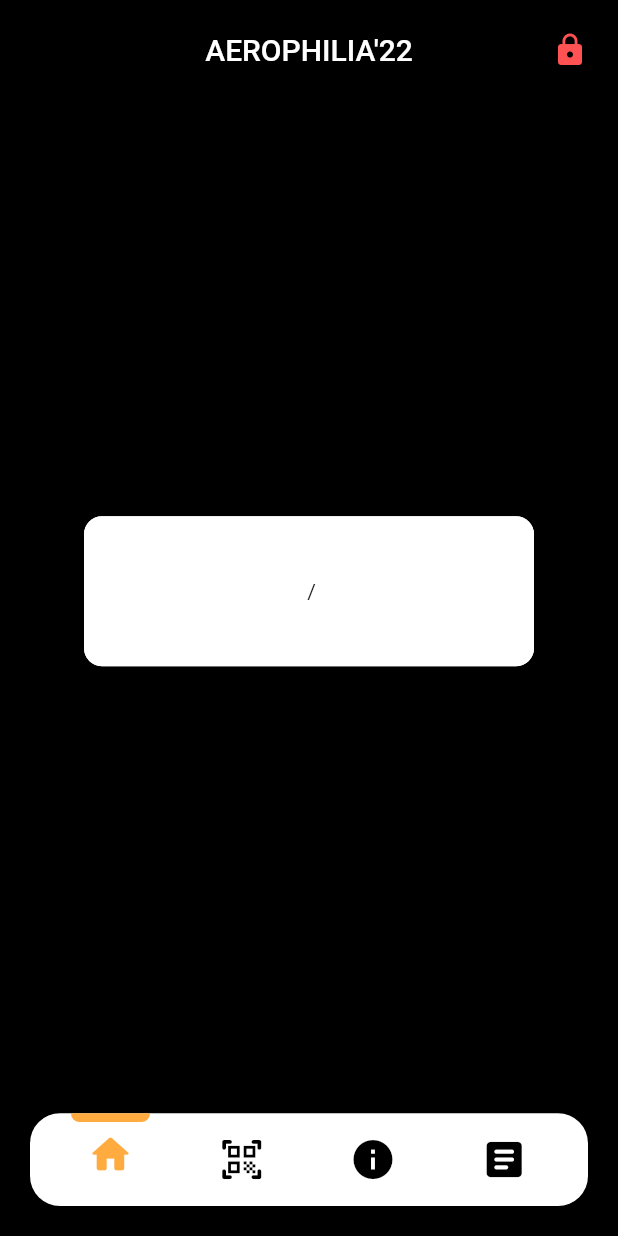
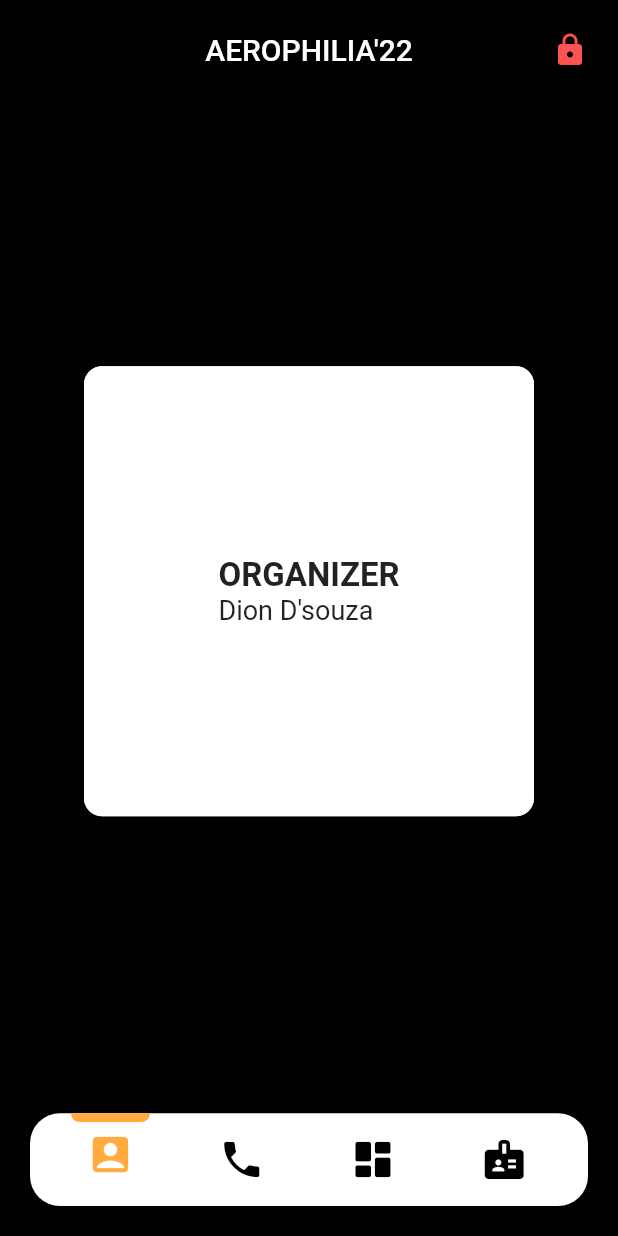
Before and after one commit to NehalH/orgAERO22, a Flutter app: the screen it shows after launch, on a phone screen of 412 x 824 dp. Run offline on Flutter 3.47's test engine with Material 2 defaults, Android fonts, the phone set to English and light mode, and no system bars; our stand-ins replace shared_preferences.

Commit message:
NavBar icons

```diff
--- a/lib/main.dart
+++ b/lib/main.dart
@@ -146,8 +146,15 @@ class _MyHomePageState extends State<MyHomePage> {
           ),
           child: const SizedBox(
             width: 300,
-            height: 100,
-            child: Center(child: Text(' /')),
+            height: 300,
+            child: Center(
+              child: Text.rich( TextSpan(
+                children: <TextSpan>[
+                  TextSpan(text: 'ORGANIZER', style: TextStyle(fontWeight: FontWeight.bold, fontSize: 22)),
+                  TextSpan(text: "\nDion D'souza", style: TextStyle(fontSize: 18)),
+                ],
+              ),),
+            ),
           ),
         ),
       ),
@@ -157,10 +164,10 @@ class _MyHomePageState extends State<MyHomePage> {
   //////////////////////////////////////////////////////////////////////////////   Navigation Icons
 
   List<IconData> listOfIcons = [
-    Icons.home_rounded,
-    Icons.qr_code_scanner_rounded,
-    Icons.info,
-    Icons.article_rounded,
+    Icons.account_box,
+    Icons.phone,
+    Icons.dashboard_rounded,
+    Icons.badge,
   ];
 
   //////////////////////////////////////////////////////////////////////////////   Authentication Dialogue
```
